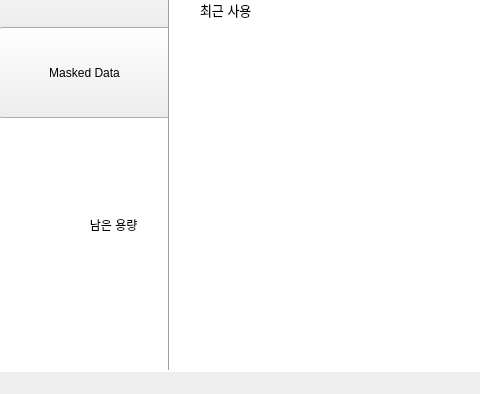
CSID-DGU/2023-1-CECD3-Sugar-4, file app/gui/UI/ui_2.ui: the form before one commit; both pictures show x 0 to 480 and y 121 to 515 of the 828 by 515 pixel window.
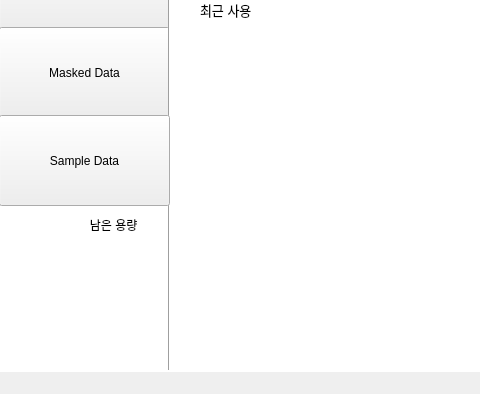
The form after the commit.

Commit message:
sample data
ui6 sampledata 추가

What changed in the file:
```diff
--- a/app/gui/UI/ui_2.ui
+++ b/app/gui/UI/ui_2.ui
@@ -142,6 +142,19 @@
      <string>최근 사용</string>
     </property>
    </widget>
+   <widget class="QPushButton" name="pushButton_6">
+    <property name="geometry">
+     <rect>
+      <x>-1</x>
+      <y>236</y>
+      <width>171</width>
+      <height>91</height>
+     </rect>
+    </property>
+    <property name="text">
+     <string>Sample Data</string>
+    </property>
+   </widget>
   </widget>
   <widget class="QMenuBar" name="menubar">
    <property name="geometry">
```
The commit also changes 9 other files.
